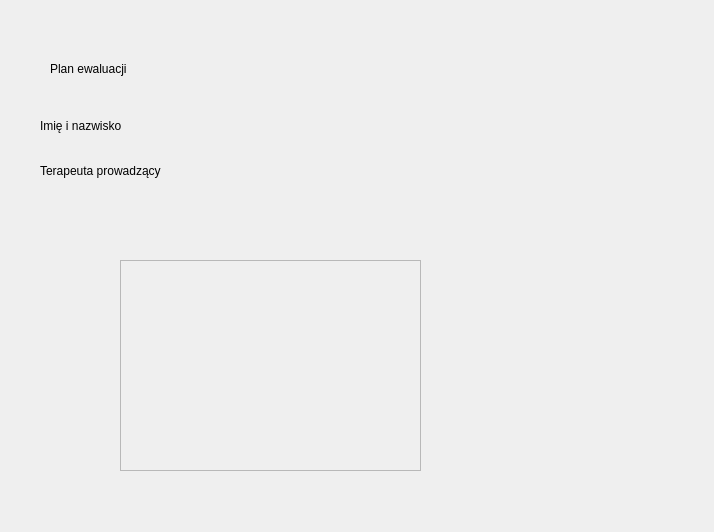
Before: the Qt Designer form Plan-Describer/documentsummaryplandialog.ui in Barto-Paja/SI-Plan-Describer, drawn with Qt 5.
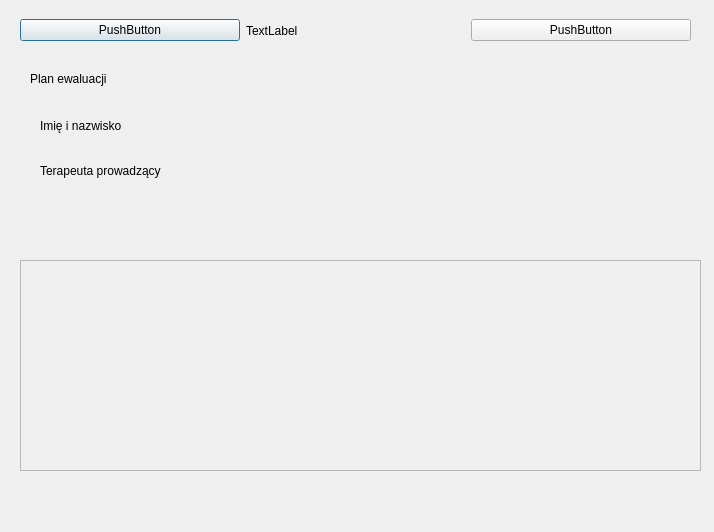
After: the same form once the commit is applied.

```diff
--- a/Plan-Describer/documentsummaryplandialog.ui
+++ b/Plan-Describer/documentsummaryplandialog.ui
@@ -16,8 +16,8 @@
   <widget class="QLabel" name="label_title">
    <property name="geometry">
     <rect>
-     <x>50</x>
-     <y>30</y>
+     <x>30</x>
+     <y>40</y>
      <width>173</width>
      <height>78</height>
     </rect>
@@ -55,12 +55,15 @@
   <widget class="QScrollArea" name="scrollArea">
    <property name="geometry">
     <rect>
-     <x>120</x>
+     <x>20</x>
      <y>260</y>
-     <width>301</width>
+     <width>681</width>
      <height>211</height>
     </rect>
    </property>
+   <property name="sizeAdjustPolicy">
+    <enum>QAbstractScrollArea::AdjustToContents</enum>
+   </property>
    <property name="widgetResizable">
     <bool>true</bool>
    </property>
@@ -69,12 +72,45 @@
      <rect>
       <x>0</x>
       <y>0</y>
-      <width>299</width>
+      <width>679</width>
       <height>209</height>
      </rect>
     </property>
    </widget>
   </widget>
+  <widget class="QWidget" name="horizontalLayoutWidget">
+   <property name="geometry">
+    <rect>
+     <x>20</x>
+     <y>10</y>
+     <width>671</width>
+     <height>41</height>
+    </rect>
+   </property>
+   <layout class="QHBoxLayout" name="horizontalLayout">
+    <item>
+     <widget class="QPushButton" name="pushButton_browse">
+      <property name="text">
+       <string>PushButton</string>
+      </property>
+     </widget>
+    </item>
+    <item>
+     <widget class="QLabel" name="label_browse">
+      <property name="text">
+       <string>TextLabel</string>
+      </property>
+     </widget>
+    </item>
+    <item>
+     <widget class="QPushButton" name="pushButton_load">
+      <property name="text">
+       <string>PushButton</string>
+      </property>
+     </widget>
+    </item>
+   </layout>
+  </widget>
  </widget>
  <resources/>
  <connections/>
```
